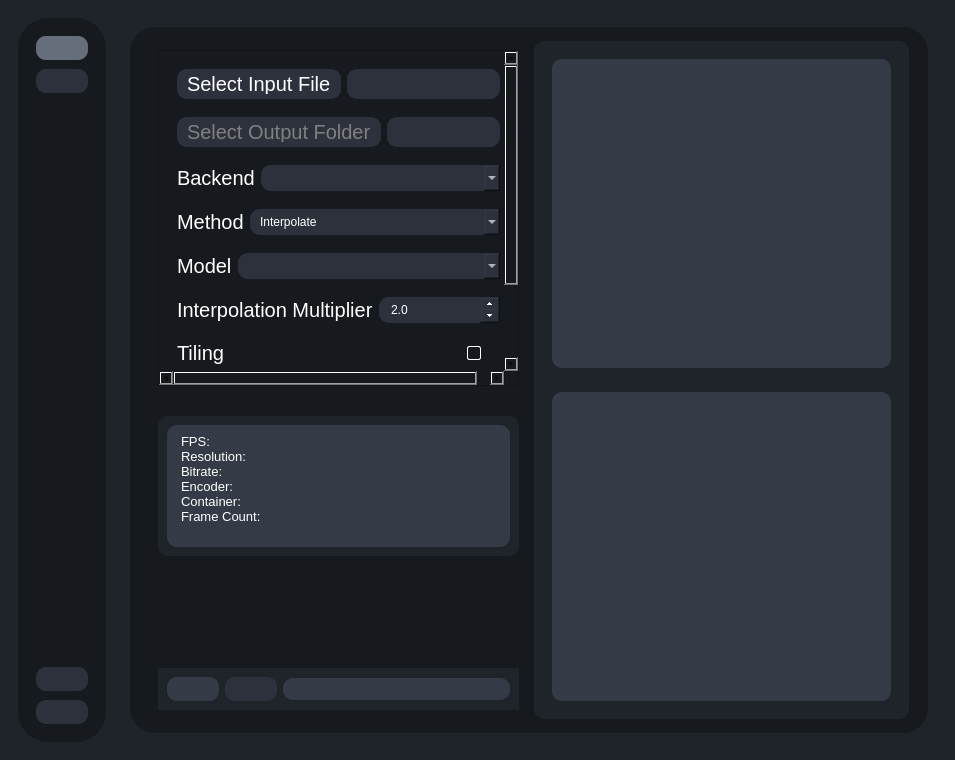
First picture: the form in testRVEInterface.ui, repository TNTwise/Rife-ESRGAN-App-Linux-QT, before the edit.
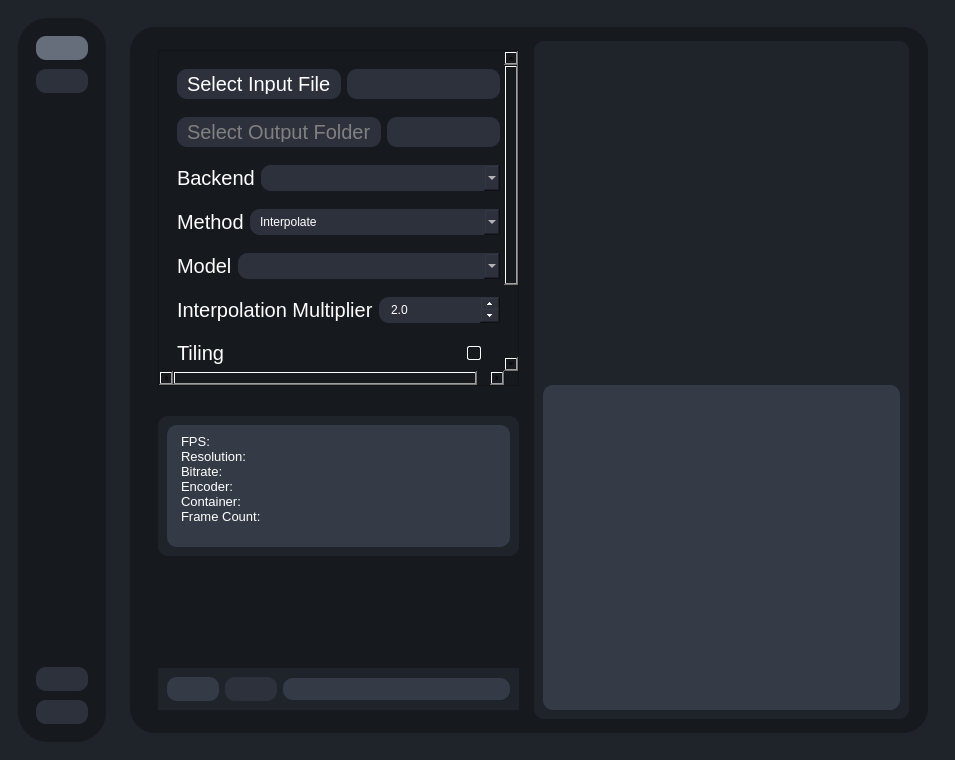
Second picture: the form after the edit. The open tabs and pages were chosen to show the change. Icons and pictures are not drawn.

What changed in the file:
```diff
--- a/testRVEInterface.ui
+++ b/testRVEInterface.ui
@@ -1140,9 +1140,39 @@
 }</string>
                 </property>
                 <layout class="QVBoxLayout" name="verticalLayout_5">
+                 <property name="spacing">
+                  <number>9</number>
+                 </property>
+                 <property name="leftMargin">
+                  <number>9</number>
+                 </property>
+                 <property name="topMargin">
+                  <number>9</number>
+                 </property>
+                 <property name="rightMargin">
+                  <number>9</number>
+                 </property>
+                 <property name="bottomMargin">
+                  <number>9</number>
+                 </property>
                  <item>
                   <widget class="QWidget" name="previewSubContainer" native="true">
                    <layout class="QVBoxLayout" name="verticalLayout_8">
+                    <property name="spacing">
+                     <number>0</number>
+                    </property>
+                    <property name="leftMargin">
+                     <number>0</number>
+                    </property>
+                    <property name="topMargin">
+                     <number>0</number>
+                    </property>
+                    <property name="rightMargin">
+                     <number>0</number>
+                    </property>
+                    <property name="bottomMargin">
+                     <number>0</number>
+                    </property>
                     <item>
                      <widget class="QLabel" name="previewLabel">
                       <property name="sizePolicy">
@@ -1152,7 +1182,12 @@
                        </sizepolicy>
                       </property>
                       <property name="styleSheet">
-                       <string notr="true"/>
+                       <string notr="true">
+QLabel{
+	color: #fff;
+    background-color:#1f232a;
+}
+</string>
                       </property>
                       <property name="text">
                        <string/>
@@ -1168,6 +1203,21 @@
                  <item>
                   <widget class="QWidget" name="infoSubContainer" native="true">
                    <layout class="QVBoxLayout" name="verticalLayout_9">
+                    <property name="spacing">
+                     <number>0</number>
+                    </property>
+                    <property name="leftMargin">
+                     <number>0</number>
+                    </property>
+                    <property name="topMargin">
+                     <number>0</number>
+                    </property>
+                    <property name="rightMargin">
+                     <number>0</number>
+                    </property>
+                    <property name="bottomMargin">
+                     <number>0</number>
+                    </property>
                     <item>
                      <widget class="QTextEdit" name="renderOutput">
                       <property name="sizePolicy">
@@ -1197,8 +1247,8 @@
 hr { height: 1px; border-width: 0; }
 li.unchecked::marker { content: &quot;\2610&quot;; }
 li.checked::marker { content: &quot;\2612&quot;; }
-&lt;/style&gt;&lt;/head&gt;&lt;body style=&quot; font-family:'Sans Serif'; font-size:13pt; font-weight:400; font-style:normal;&quot;&gt;
-&lt;p style=&quot;-qt-paragraph-type:empty; margin-top:0px; margin-bottom:0px; margin-left:0px; margin-right:0px; -qt-block-indent:0; text-indent:0px; font-size:15pt;&quot;&gt;&lt;br /&gt;&lt;/p&gt;&lt;/body&gt;&lt;/html&gt;</string>
+&lt;/style&gt;&lt;/head&gt;&lt;body style=&quot; font-family:'Noto Sans'; font-size:13pt; font-weight:400; font-style:normal;&quot;&gt;
+&lt;p style=&quot;-qt-paragraph-type:empty; margin-top:0px; margin-bottom:0px; margin-left:0px; margin-right:0px; -qt-block-indent:0; text-indent:0px; font-family:'Sans Serif'; font-size:15pt;&quot;&gt;&lt;br /&gt;&lt;/p&gt;&lt;/body&gt;&lt;/html&gt;</string>
                       </property>
                      </widget>
                     </item>
```
Left out of the diff: 24 changed lines with no effect on the pictures.
